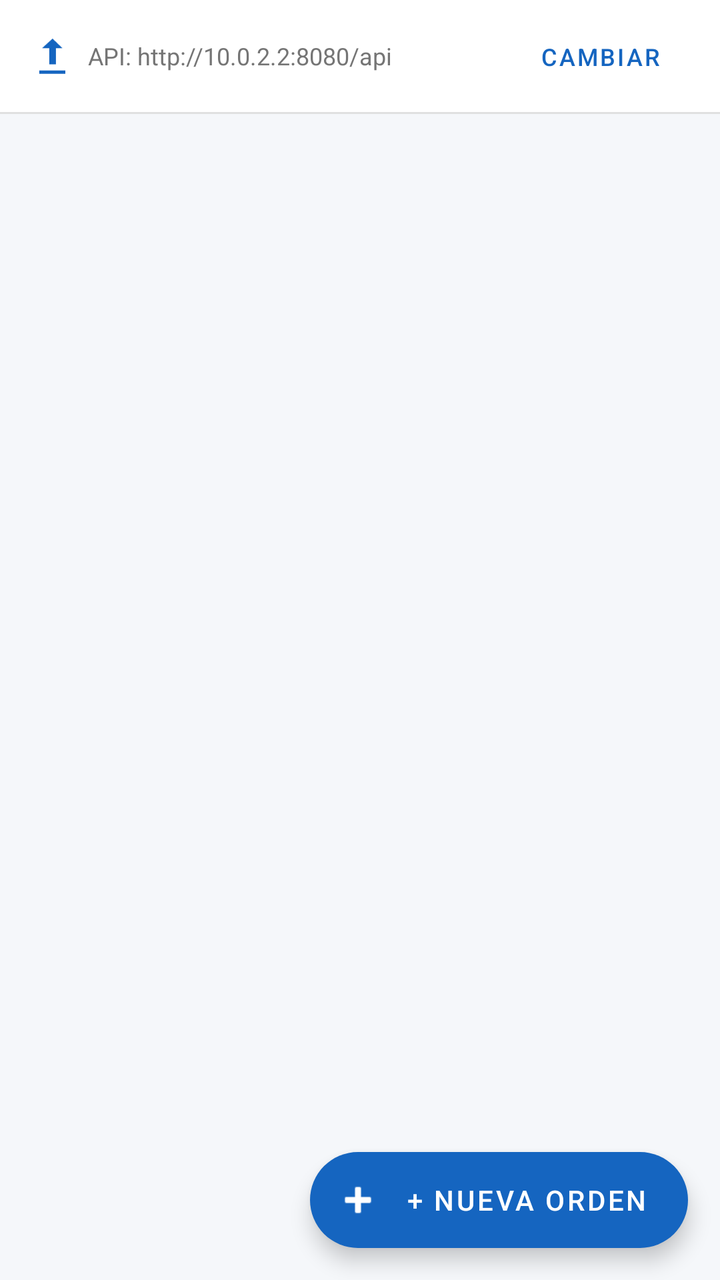
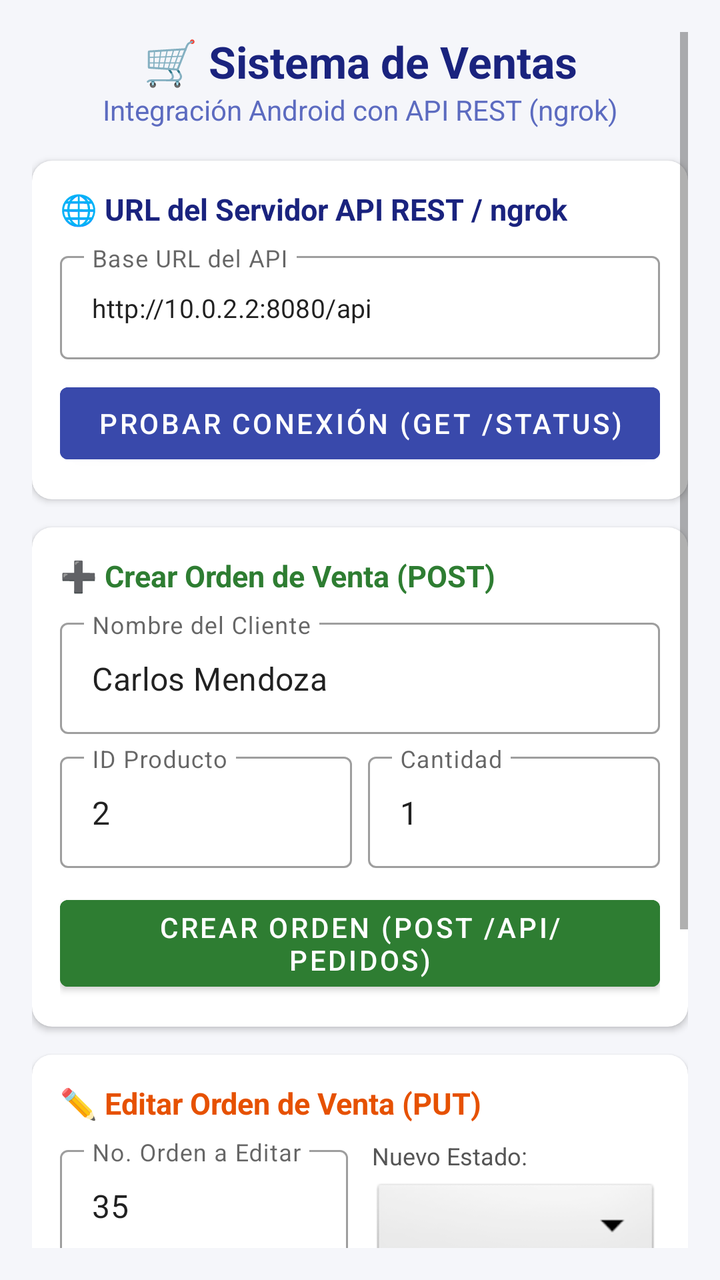

Before-and-after screenshots of an Android layout around one commit, followed by the original layout XML and the change that was made.
<!-- AndroidManifest.xml: application theme Theme.SistemaVentasMovil -->
<!-- res/layout/activity_main.xml -->
<?xml version="1.0" encoding="utf-8"?>
<androidx.coordinatorlayout.widget.CoordinatorLayout xmlns:android="http://schemas.android.com/apk/res/android"
    xmlns:app="http://schemas.android.com/apk/res-auto"
    android:layout_width="match_parent"
    android:layout_height="match_parent"
    android:background="@color/background">

    <LinearLayout
        android:layout_width="match_parent"
        android:layout_height="match_parent"
        android:orientation="vertical">

        
        <LinearLayout
            android:id="@+id/bannerConexion"
            android:layout_width="match_parent"
            android:layout_height="wrap_content"
            android:background="@color/surface"
            android:gravity="center_vertical"
            android:orientation="horizontal"
            android:paddingStart="16dp"
            android:paddingTop="10dp"
            android:paddingEnd="16dp"
            android:paddingBottom="10dp">

            <ImageView
                android:layout_width="20dp"
                android:layout_height="20dp"
                android:src="@android:drawable/stat_sys_upload"
                app:tint="@color/primary" />

            <TextView
                android:id="@+id/tvUrlActual"
                android:layout_width="0dp"
                android:layout_height="wrap_content"
                android:layout_marginStart="8dp"
                android:layout_weight="1"
                android:ellipsize="end"
                android:singleLine="true"
                android:text="API: http://10.0.2.2:8080/api"
                android:textColor="@color/text_secondary"
                android:textSize="12sp" />

            <com.google.android.material.button.MaterialButton
                android:id="@+id/btnCambiarUrl"
                style="@style/Widget.MaterialComponents.Button.TextButton"
                android:layout_width="wrap_content"
                android:layout_height="36dp"
                android:text="Cambiar"
                android:textSize="12sp" />

        </LinearLayout>

        <View
            android:layout_width="match_parent"
            android:layout_height="1dp"
            android:background="@color/card_border" />

        
        <ProgressBar
            android:id="@+id/progressBar"
            style="?android:attr/progressBarStyleHorizontal"
            android:layout_width="match_parent"
            android:layout_height="wrap_content"
            android:indeterminate="true"
            android:visibility="gone" />

        
        <LinearLayout
            android:id="@+id/layoutVacio"
            android:layout_width="match_parent"
            android:layout_height="0dp"
            android:layout_weight="1"
            android:gravity="center"
            android:orientation="vertical"
            android:padding="32dp"
            android:visibility="gone">

            <TextView
                android:layout_width="wrap_content"
                android:layout_height="wrap_content"
                android:text="🛒"
                android:textSize="48sp" />

            <TextView
                android:id="@+id/tvMensajeVacio"
                android:layout_width="wrap_content"
                android:layout_height="wrap_content"
                android:layout_marginTop="12dp"
                android:gravity="center"
                android:text="No hay órdenes de venta registradas aún."
                android:textColor="@color/text_primary"
                android:textSize="16sp"
                android:textStyle="bold" />

            <TextView
                android:layout_width="wrap_content"
                android:layout_height="wrap_content"
                android:layout_marginTop="6dp"
                android:gravity="center"
                android:text="Presiona el botón '+' para crear una nueva orden y enviarla a la API REST."
                android:textColor="@color/text_secondary"
                android:textSize="13sp" />

        </LinearLayout>

        
        <androidx.recyclerview.widget.RecyclerView
            android:id="@+id/rvOrdenes"
            android:layout_width="match_parent"
            android:layout_height="0dp"
            android:layout_weight="1"
            android:clipToPadding="false"
            android:padding="12dp" />

    </LinearLayout>

    
    <com.google.android.material.floatingactionbutton.ExtendedFloatingActionButton
        android:id="@+id/fabNuevaOrden"
        android:layout_width="wrap_content"
        android:layout_height="wrap_content"
        android:layout_gravity="bottom|end"
        android:layout_margin="16dp"
        android:text="@string/btn_nueva_orden"
        android:textColor="@color/surface"
        app:backgroundTint="@color/primary"
        app:icon="@android:drawable/ic_input_add"
        app:iconTint="@color/surface" />

</androidx.coordinatorlayout.widget.CoordinatorLayout>
<!-- resources referenced by this layout -->
<resources>
  <color name="background">#F5F7FA</color>
  <color name="card_border">#E0E0E0</color>
  <color name="primary">#1565C0</color>
  <color name="surface">#FFFFFF</color>
  <color name="text_primary">#212121</color>
  <color name="text_secondary">#757575</color>
  <string name="btn_nueva_orden">+ Nueva Orden</string>
  <style name="Theme.SistemaVentasMovil" parent="Theme.MaterialComponents.DayNight.DarkActionBar">
          <item name="colorPrimary">@color/primary</item>
          <item name="colorPrimaryVariant">@color/primary_dark</item>
          <item name="colorOnPrimary">@color/surface</item>
          <item name="colorSecondary">@color/accent</item>
          <item name="android:statusBarColor">?attr/colorPrimaryVariant</item>
      </style>
  <color name="primary_dark">#0D47A1</color>
  <color name="accent">#00BCD4</color>
</resources>

<!-- the commit's change to res/layout/activity_main.xml (unified diff, before → after) -->
@@ -1,131 +1,298 @@
 <?xml version="1.0" encoding="utf-8"?>
-<androidx.coordinatorlayout.widget.CoordinatorLayout xmlns:android="http://schemas.android.com/apk/res/android"
+<ScrollView xmlns:android="http://schemas.android.com/apk/res/android"
     xmlns:app="http://schemas.android.com/apk/res-auto"
     android:layout_width="match_parent"
     android:layout_height="match_parent"
-    android:background="@color/background">
+    android:background="#F5F6FA"
+    android:padding="16dp">
 
     <LinearLayout
         android:layout_width="match_parent"
-        android:layout_height="match_parent"
+        android:layout_height="wrap_content"
         android:orientation="vertical">
 
         
-        <LinearLayout
-            android:id="@+id/bannerConexion"
-            android:layout_width="match_parent"
-            android:layout_height="wrap_content"
-            android:background="@color/surface"
-            android:gravity="center_vertical"
-            android:orientation="horizontal"
-            android:paddingStart="16dp"
-            android:paddingTop="10dp"
-            android:paddingEnd="16dp"
-            android:paddingBottom="10dp">
-
-            <ImageView
-                android:layout_width="20dp"
-                android:layout_height="20dp"
-                android:src="@android:drawable/stat_sys_upload"
-                app:tint="@color/primary" />
-
-            <TextView
-                android:id="@+id/tvUrlActual"
-                android:layout_width="0dp"
-                android:layout_height="wrap_content"
-                android:layout_marginStart="8dp"
-                android:layout_weight="1"
-                android:ellipsize="end"
-                android:singleLine="true"
-                android:text="API: http://10.0.2.2:8080/api"
-                android:textColor="@color/text_secondary"
-                android:textSize="12sp" />
-
-            <com.google.android.material.button.MaterialButton
-                android:id="@+id/btnCambiarUrl"
-                style="@style/Widget.MaterialComponents.Button.TextButton"
-                android:layout_width="wrap_content"
-                android:layout_height="36dp"
-                android:text="Cambiar"
-                android:textSize="12sp" />
-
-        </LinearLayout>
-
-        <View
-            android:layout_width="match_parent"
-            android:layout_height="1dp"
-            android:background="@color/card_border" />
-
-        
-        <ProgressBar
-            android:id="@+id/progressBar"
-            style="?android:attr/progressBarStyleHorizontal"
-            android:layout_width="match_parent"
-            android:layout_height="wrap_content"
-            android:indeterminate="true"
-            android:visibility="gone" />
-
-        
-        <LinearLayout
-            android:id="@+id/layoutVacio"
-            android:layout_width="match_parent"
-            android:layout_height="0dp"
-            android:layout_weight="1"
+        <TextView
+            android:layout_width="match_parent"
+            android:layout_height="wrap_content"
             android:gravity="center"
-            android:orientation="vertical"
-            android:padding="32dp"
-            android:visibility="gone">
-
-            <TextView
-                android:layout_width="wrap_content"
-                android:layout_height="wrap_content"
-                android:text="🛒"
-                android:textSize="48sp" />
-
-            <TextView
-                android:id="@+id/tvMensajeVacio"
-                android:layout_width="wrap_content"
-                android:layout_height="wrap_content"
-                android:layout_marginTop="12dp"
-                android:gravity="center"
-                android:text="No hay órdenes de venta registradas aún."
-                android:textColor="@color/text_primary"
-                android:textSize="16sp"
-                android:textStyle="bold" />
-
-            <TextView
-                android:layout_width="wrap_content"
-                android:layout_height="wrap_content"
-                android:layout_marginTop="6dp"
-                android:gravity="center"
-                android:text="Presiona el botón '+' para crear una nueva orden y enviarla a la API REST."
-                android:textColor="@color/text_secondary"
-                android:textSize="13sp" />
-
-        </LinearLayout>
-
-        
-        <androidx.recyclerview.widget.RecyclerView
-            android:id="@+id/rvOrdenes"
-            android:layout_width="match_parent"
-            android:layout_height="0dp"
-            android:layout_weight="1"
-            android:clipToPadding="false"
-            android:padding="12dp" />
+            android:text="🛒 Sistema de Ventas"
+            android:textColor="#1A237E"
+            android:textSize="22sp"
+            android:textStyle="bold" />
+
+        <TextView
+            android:layout_width="match_parent"
+            android:layout_height="wrap_content"
+            android:layout_marginBottom="16dp"
+            android:gravity="center"
+            android:text="Integración Android con API REST (ngrok)"
+            android:textColor="#5C6BC0"
+            android:textSize="14sp" />
+
+        
+        <com.google.android.material.card.MaterialCardView
+            android:layout_width="match_parent"
+            android:layout_height="wrap_content"
+            android:layout_marginBottom="14dp"
+            app:cardCornerRadius="10dp"
+            app:cardElevation="2dp">
+
+            <LinearLayout
+                android:layout_width="match_parent"
+                android:layout_height="wrap_content"
+                android:orientation="vertical"
+                android:padding="14dp">
+
+                <TextView
+                    android:layout_width="wrap_content"
+                    android:layout_height="wrap_content"
+                    android:text="🌐 URL del Servidor API REST / ngrok"
+                    android:textColor="#1A237E"
+                    android:textSize="15sp"
+                    android:textStyle="bold" />
+
+                <com.google.android.material.textfield.TextInputLayout
+                    style="@style/Widget.MaterialComponents.TextInputLayout.OutlinedBox"
+                    android:layout_width="match_parent"
+                    android:layout_height="wrap_content"
+                    android:layout_marginTop="8dp"
+                    android:hint="Base URL del API">
+
+                    <com.google.android.material.textfield.TextInputEditText
+                        android:id="@+id/etUrlApi"
+                        android:layout_width="match_parent"
+                        android:layout_height="wrap_content"
+                        android:inputType="textUri"
+                        android:text="http://10.0.2.2:8080/api"
+                        android:textSize="13sp" />
+
+                </com.google.android.material.textfield.TextInputLayout>
+
+                <Button
+                    android:id="@+id/btnProbarConexion"
+                    android:layout_width="match_parent"
+                    android:layout_height="wrap_content"
+                    android:layout_marginTop="8dp"
+                    android:backgroundTint="#3949AB"
+                    android:text="Probar Conexión (GET /status)" />
+
+            </LinearLayout>
+
+        </com.google.android.material.card.MaterialCardView>
+
+        
+        <com.google.android.material.card.MaterialCardView
+            android:layout_width="match_parent"
+            android:layout_height="wrap_content"
+            android:layout_marginBottom="14dp"
+            app:cardCornerRadius="10dp"
+            app:cardElevation="2dp">
+
+            <LinearLayout
+                android:layout_width="match_parent"
+                android:layout_height="wrap_content"
+                android:orientation="vertical"
+                android:padding="14dp">
+
+                <TextView
+                    android:layout_width="wrap_content"
+                    android:layout_height="wrap_content"
+                    android:text="➕ Crear Orden de Venta (POST)"
+                    android:textColor="#2E7D32"
+                    android:textSize="15sp"
+                    android:textStyle="bold" />
+
+                <com.google.android.material.textfield.TextInputLayout
+                    style="@style/Widget.MaterialComponents.TextInputLayout.OutlinedBox"
+                    android:layout_width="match_parent"
+                    android:layout_height="wrap_content"
+                    android:layout_marginTop="8dp"
+                    android:hint="Nombre del Cliente">
+
+                    <com.google.android.material.textfield.TextInputEditText
+                        android:id="@+id/etNombreCliente"
+                        android:layout_width="match_parent"
+                        android:layout_height="wrap_content"
+                        android:inputType="textPersonName"
+                        android:text="Carlos Mendoza" />
+
+                </com.google.android.material.textfield.TextInputLayout>
+
+                <LinearLayout
+                    android:layout_width="match_parent"
+                    android:layout_height="wrap_content"
+                    android:layout_marginTop="6dp"
+                    android:orientation="horizontal">
+
+                    <com.google.android.material.textfield.TextInputLayout
+                        style="@style/Widget.MaterialComponents.TextInputLayout.OutlinedBox"
+                        android:layout_width="0dp"
+                        android:layout_height="wrap_content"
+                        android:layout_marginEnd="4dp"
+                        android:layout_weight="1"
+                        android:hint="ID Producto">
+
+                        <com.google.android.material.textfield.TextInputEditText
+                            android:id="@+id/etProductoId"
+                            android:layout_width="match_parent"
+                            android:layout_height="wrap_content"
+                            android:inputType="number"
+                            android:text="2" />
+
+                    </com.google.android.material.textfield.TextInputLayout>
+
+                    <com.google.android.material.textfield.TextInputLayout
+                        style="@style/Widget.MaterialComponents.TextInputLayout.OutlinedBox"
+                        android:layout_width="0dp"
+                        android:layout_height="wrap_content"
+                        android:layout_marginStart="4dp"
+                        android:layout_weight="1"
+                        android:hint="Cantidad">
+
+                        <com.google.android.material.textfield.TextInputEditText
+                            android:id="@+id/etCantidad"
+                            android:layout_width="match_parent"
+                            android:layout_height="wrap_content"
+                            android:inputType="number"
+                            android:text="1" />
+
+                    </com.google.android.material.textfield.TextInputLayout>
+
+                </LinearLayout>
+
+                <Button
+                    android:id="@+id/btnCrearOrden"
+                    android:layout_width="match_parent"
+                    android:layout_height="wrap_content"
+                    android:layout_marginTop="10dp"
+                    android:backgroundTint="#2E7D32"
+                    android:text="Crear Orden (POST /api/pedidos)" />
+
+            </LinearLayout>
+
+        </com.google.android.material.card.MaterialCardView>
+
+        
+        <com.google.android.material.card.MaterialCardView
+            android:layout_width="match_parent"
+            android:layout_height="wrap_content"
+            android:layout_marginBottom="14dp"
+            app:cardCornerRadius="10dp"
+            app:cardElevation="2dp">
+
+            <LinearLayout
+                android:layout_width="match_parent"
+                android:layout_height="wrap_content"
+                android:orientation="vertical"
+                android:padding="14dp">
+
+                <TextView
+                    android:layout_width="wrap_content"
+                    android:layout_height="wrap_content"
+                    android:text="✏️ Editar Orden de Venta (PUT)"
+                    android:textColor="#E65100"
+                    android:textSize="15sp"
+                    android:textStyle="bold" />
+
+                <LinearLayout
+                    android:layout_width="match_parent"
+                    android:layout_height="wrap_content"
+                    android:layout_marginTop="8dp"
+                    android:orientation="horizontal">
+
+                    <com.google.android.material.textfield.TextInputLayout
+                        style="@style/Widget.MaterialComponents.TextInputLayout.OutlinedBox"
+                        android:layout_width="0dp"
+                        android:layout_height="wrap_content"
+                        android:layout_marginEnd="6dp"
+                        android:layout_weight="1"
+                        android:hint="No. Orden a Editar">
+
+                        <com.google.android.material.textfield.TextInputEditText
+                            android:id="@+id/etIdOrdenEditar"
+                            android:layout_width="match_parent"
+                            android:layout_height="wrap_content"
+                            android:inputType="number"
+                            android:text="35" />
+
+                    </com.google.android.material.textfield.TextInputLayout>
+
+                    <LinearLayout
+                        android:layout_width="0dp"
+                        android:layout_height="wrap_content"
+                        android:layout_marginStart="6dp"
+                        android:layout_weight="1"
+                        android:orientation="vertical">
+
+                        <TextView
+                            android:layout_width="wrap_content"
+                            android:layout_height="wrap_content"
+                            android:text="Nuevo Estado:"
+                            android:textColor="#555"
+                            android:textSize="12sp" />
+
+                        <Spinner
+                            android:id="@+id/spNuevoEstado"
+                            android:layout_width="match_parent"
+                            android:layout_height="48dp"
+                            android:layout_marginTop="4dp"
+                            android:background="@android:drawable/btn_dropdown" />
+
+                    </LinearLayout>
+
+                </LinearLayout>
+
+                <Button
+                    android:id="@+id/btnEditarOrden"
+                    android:layout_width="match_parent"
+                    android:layout_height="wrap_content"
+                    android:layout_marginTop="10dp"
+                    android:backgroundTint="#E65100"
+                    android:text="Actualizar Orden (PUT /api/pedidos/{id})" />
+
+            </LinearLayout>
+
+        </com.google.android.material.card.MaterialCardView>
+
+        
+        <com.google.android.material.card.MaterialCardView
+            android:layout_width="match_parent"
+            android:layout_height="wrap_content"
+            android:layout_marginBottom="24dp"
+            app:cardCornerRadius="10dp"
+            app:cardElevation="2dp">
+
+            <LinearLayout
+                android:layout_width="match_parent"
+                android:layout_height="wrap_content"
+                android:orientation="vertical"
+                android:padding="14dp">
+
+                <TextView
+                    android:layout_width="wrap_content"
+                    android:layout_height="wrap_content"
+                    android:text="📩 Respuesta del Servidor API REST:"
+                    android:textColor="#37474F"
+                    android:textSize="14sp"
+                    android:textStyle="bold" />
+
+                <TextView
+                    android:id="@+id/tvRespuestaApi"
+                    android:layout_width="match_parent"
+                    android:layout_height="wrap_content"
+                    android:layout_marginTop="8dp"
+                    android:background="#ECEFF1"
+                    android:padding="12dp"
+                    android:text="Presiona un botón para interactuar con la API REST..."
+                    android:textColor="#263238"
+                    android:textSize="13sp"
+                    android:typeface="monospace" />
+
+            </LinearLayout>
+
+        </com.google.android.material.card.MaterialCardView>
 
     </LinearLayout>
 
-    
-    <com.google.android.material.floatingactionbutton.ExtendedFloatingActionButton
-        android:id="@+id/fabNuevaOrden"
-        android:layout_width="wrap_content"
-        android:layout_height="wrap_content"
-        android:layout_gravity="bottom|end"
-        android:layout_margin="16dp"
-        android:text="@string/btn_nueva_orden"
-        android:textColor="@color/surface"
-        app:backgroundTint="@color/primary"
-        app:icon="@android:drawable/ic_input_add"
-        app:iconTint="@color/surface" />
-
-</androidx.coordinatorlayout.widget.CoordinatorLayout>
+</ScrollView>
<!-- resource entries referenced after the edit -->
@@ -1,12 +1,7 @@
 <!-- resources referenced by this layout -->
 <resources>
-  <color name="background">#F5F7FA</color>
-  <color name="card_border">#E0E0E0</color>
   <color name="primary">#1565C0</color>
   <color name="surface">#FFFFFF</color>
-  <color name="text_primary">#212121</color>
-  <color name="text_secondary">#757575</color>
-  <string name="btn_nueva_orden">+ Nueva Orden</string>
   <style name="Theme.SistemaVentasMovil" parent="Theme.MaterialComponents.DayNight.DarkActionBar">
           <item name="colorPrimary">@color/primary</item>
           <item name="colorPrimaryVariant">@color/primary_dark</item>
